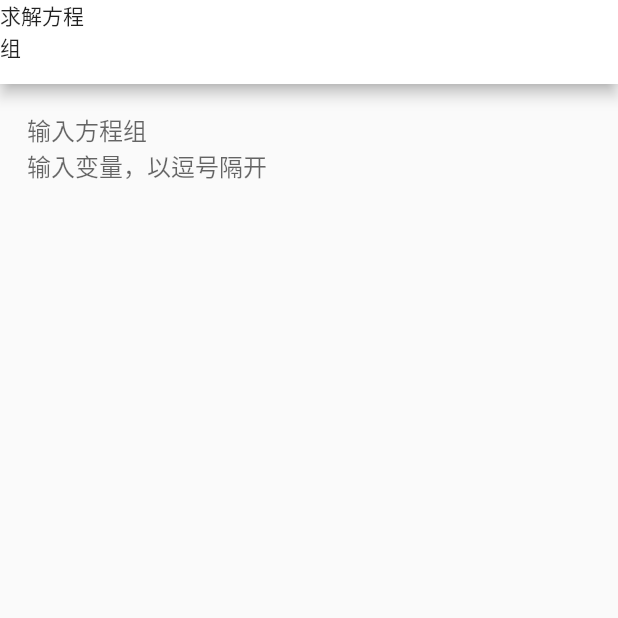
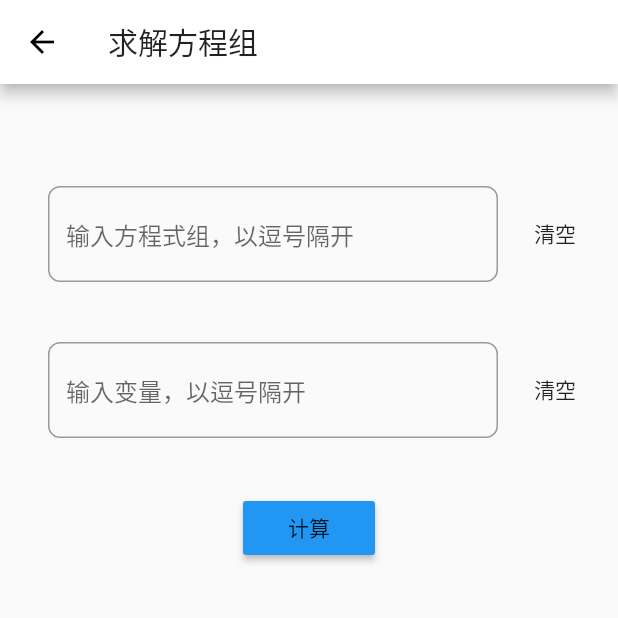
Before and after one commit to spadekmit/Flutter_Calculate, a Flutter app: the LineQuationsView screen opened directly, on a phone screen of 412 x 824 dp, the top half of it. Run offline on Flutter 3.47's test engine with Material 2 defaults, Android fonts, the phone set to English and light mode, and no system bars.

Commit message:
添加线性方程组界面

```diff
--- a/lib/View/DataRoute.dart
+++ b/lib/View/DataRoute.dart
@@ -1,5 +1,3 @@
-
-
 import 'package:flutter/material.dart';
 import 'package:xiaoming/command/Matrix.dart';
 import 'package:xiaoming/data/data.dart';
--- /dev/null
+++ b/lib/View/LineEquationRoute.dart
@@ -0,0 +1,120 @@
+import 'package:flutter/material.dart';
+import 'package:xiaoming/command/handleLineEquations.dart';
+import 'package:xiaoming/View/MyTextView.dart';
+
+void lineQuations(BuildContext context) {
+  Navigator.of(context)
+      .push(new MaterialPageRoute<void>(builder: (BuildContext context) {
+    return new LineQuationsView();
+  }));
+}
+
+class LineQuationsView extends StatefulWidget {
+  LineQuationsView({Key key}) : super(key: key);
+  @override
+  _LineQuationsViewState createState() => _LineQuationsViewState();
+}
+
+class _LineQuationsViewState extends State<LineQuationsView> {
+  final TextEditingController _lineQuasController = TextEditingController();
+  final TextEditingController _varController = TextEditingController();
+  final FocusNode _lineQuasFocusNode = new FocusNode();
+  final FocusNode _varFocusNode = new FocusNode();
+  @override
+  Widget build(BuildContext context) {
+    return Scaffold(
+      appBar: AppBar(
+        title: Text('求解方程组'),
+      ),
+      body: GestureDetector(
+        behavior: HitTestBehavior.translucent,
+        onTap: () {
+          _lineQuasFocusNode.unfocus();
+          _varFocusNode.unfocus();
+        },
+        child: Container(
+          padding: const EdgeInsets.only(
+              right: 12.0, left: 12.0, bottom: 12.0, top: 48.0),
+          child: Column(
+            children: <Widget>[
+              Container(
+                padding: EdgeInsets.only(left: 12.0, bottom: 12.0, top: 12.0),
+                child: Row(children: <Widget>[
+                  Expanded(
+                    child: Container(
+                      child: Padding(
+                        padding: const EdgeInsets.all(8.0),
+                        child: Container(
+                          child: TextFormField(
+                            focusNode: _lineQuasFocusNode,
+                            controller: _lineQuasController,
+                            decoration: InputDecoration(
+                                border: OutlineInputBorder(
+                                    borderRadius:
+                                        BorderRadius.all(Radius.circular(8.0))),
+                                hintText: '输入方程式组，以逗号隔开'),
+                          ),
+                        ),
+                      ),
+                    ),
+                  ),
+                  SizedBox(
+                    width: 60.0,
+                    child: FlatButton(
+                      child: Text('清空'),
+                      onPressed: () => _lineQuasController.clear(),
+                    ),
+                  ),
+                ]),
+              ),
+              Container(
+                padding: EdgeInsets.only(left: 12.0, bottom: 12.0, top: 12.0),
+                child: Row(children: <Widget>[
+                  Expanded(
+                    child: Container(
+                      child: Padding(
+                        padding: const EdgeInsets.all(8.0),
+                        child: Container(
+                          child: TextFormField(
+                            focusNode: _varFocusNode,
+                            controller: _varController,
+                            decoration: InputDecoration(
+                                border: OutlineInputBorder(
+                                    borderRadius:
+                                        BorderRadius.all(Radius.circular(8.0))),
+                                hintText: '输入变量，以逗号隔开'),
+                          ),
+                        ),
+                      ),
+                    ),
+                  ),
+                  SizedBox(
+                    width: 60.0,
+                    child: FlatButton(
+                      child: Text('清空'),
+                      onPressed: () => _varController.clear(),
+                    ),
+                  ),
+                ]),
+              ),
+              Container(
+                padding: EdgeInsets.all(16.0),
+                child: RaisedButton(
+                  color: Colors.blue,
+                  onPressed: () => _handleLineQuationCacul(),
+                  child: Text('计算'),
+                ),
+              )
+            ],
+          ),
+        ),
+      ),
+    );
+  }
+
+  void _handleLineQuationCacul() {
+    EquationsUtil handle = EquationsUtil.getInstance();
+    var result = handle.handleLineEquations(_lineQuasController.text, _varController.text);
+    EquationsUtil e = new EquationsUtil();
+  }
+}
--- a/lib/View/LineQquationRoute.dart
+++ /dev/null
@@ -1,47 +0,0 @@
-import 'package:flutter/material.dart';
-
-void lineQuations(BuildContext context) {
-  Navigator.of(context)
-      .push(new MaterialPageRoute<void>(builder: (BuildContext context) {
-    return new LineQuationsView();
-  }));
-}
-
-class LineQuationsView extends StatefulWidget {
-  LineQuationsView({Key key}) : super(key: key);
-  @override
-  _LineQuationsViewState createState() => _LineQuationsViewState();
-}
-
-class _LineQuationsViewState extends State<LineQuationsView> {
-  final TextEditingController _lineQuasController = new TextEditingController();
-  final TextEditingController _varController = new TextEditingController();
-  @override
-  Widget build(BuildContext context) {
-    return new Scaffold(
-      appBar: new AppBar(
-        leading: new Text('求解方程组'),
-      ),
-      body: new Container(
-        padding: const EdgeInsets.all(18.0),
-        child: new Column(
-          children: <Widget>[
-            new TextField(
-              controller: _lineQuasController,
-              decoration: new InputDecoration.collapsed(hintText: '输入方程组'),
-            ),
-            new TextField(
-              controller: _varController,
-              decoration: new InputDecoration.collapsed(hintText: '输入变量，以逗号隔开'),
-            ),
-            new FlatButton(
-              onPressed: () => _handleLineQuationCacul(),
-            )
-          ],
-        ),
-      ),
-    );
-  }
-
-  void _handleLineQuationCacul() {}
-}
--- a/lib/View/MainRoute.dart
+++ b/lib/View/MainRoute.dart
@@ -2,6 +2,7 @@ import 'package:flutter/material.dart';
 import 'package:flutter_localizations/flutter_localizations.dart';
 import 'package:xiaoming/View/DataRoute.dart';
 import 'package:xiaoming/View/HelpRoute.dart';
+import 'package:xiaoming/View/LineEquationRoute.dart';
 import 'package:xiaoming/View/MethodRoute.dart';
 import 'package:xiaoming/View/MyTextView.dart';
 import 'package:xiaoming/View/SettingRoute.dart';
@@ -80,6 +81,11 @@ class TextScreenState extends State<TextScreen> with TickerProviderStateMixin {
                 leading: Icon(Icons.bookmark),
                 title: Text(XiaomingLocalizations.of(context).Saved_Data),
                 onTap: () => dataRoute(context),
+              ),
+              ListTile(
+                leading: Icon(Icons.extension),
+                title: Text('方程组求解'),
+                onTap: () => lineQuations(context),
               ),
             ],
           ),
--- a/lib/View/MyTextView.dart
+++ b/lib/View/MyTextView.dart
@@ -1,6 +1,5 @@
 import 'package:flutter/material.dart';
 import 'package:flutter/services.dart';
-import 'package:flutter/cupertino.dart';
 import 'package:xiaoming/language/xiaomingLocalizations.dart';
 
 ///单个输出文本的视图
--- a/lib/View/SettingRoute.dart
+++ b/lib/View/SettingRoute.dart
@@ -1,5 +1,5 @@
+import 'package:flutter/material.dart';
 import 'package:flutter/cupertino.dart';
-import 'package:flutter/material.dart';
 import 'package:xiaoming/data/data.dart';
 import 'package:xiaoming/language/xiaomingLocalizations.dart';
 
--- a/lib/command/handleLineEquations.dart
+++ b/lib/command/handleLineEquations.dart
@@ -14,6 +14,15 @@ class EquationsUtil{
   String handleLineEquations(String raweuations,String rawvars){
     var equations = raweuations.split(',');
     var vars = rawvars.split(',');
-
+    for(var equation in equations){
+      var reg = RegExp(r'=');
+      var matchs = reg.allMatches(equation);
+      if(matchs.length != 1){
+        throw FormatException('方程中等号数量错误');
+      }
+      var lr = equation.split('=');
+      var leftEquation = lr[0];
+      var rightEquation = lr[1];
+    }
   }
 }
--- a/lib/data/data.dart
+++ b/lib/data/data.dart
@@ -179,7 +179,12 @@ Future readSettingData() async {
   File settingDataFile = new File('$dir/settingdata.txt');
   if (settingDataFile.existsSync()) {
     String data = settingDataFile.readAsStringSync();
-    fixedNum = double.parse(data);
+    try{
+      fixedNum = double.parse(data);
+    }catch(e){
+      fixedNum = 6.0;
+    }
+
   }else{
     fixedNum = 6.0;
   }
--- a/lib/language/xiaomingLocalizations.dart
+++ b/lib/language/xiaomingLocalizations.dart
@@ -1,5 +1,4 @@
 import 'package:flutter/foundation.dart';
-import 'package:flutter_localizations/flutter_localizations.dart';
 import 'package:flutter/material.dart';
 import 'dart:async';
 
```
Also changed, not shown: pubspec.lock.
